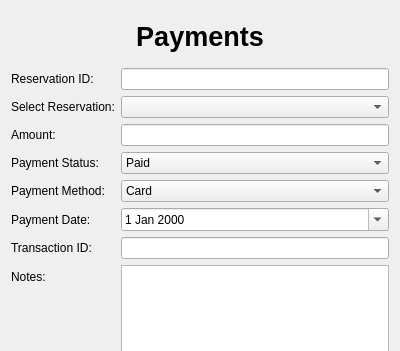
This is payments.ui in WeWeBunnyX/HotelReservationSQL_Application as Qt 5 draws it before an edit; both pictures show x 0 to 400 and y 0 to 351 of the 400 by 600 pixel window. The edited form follows.
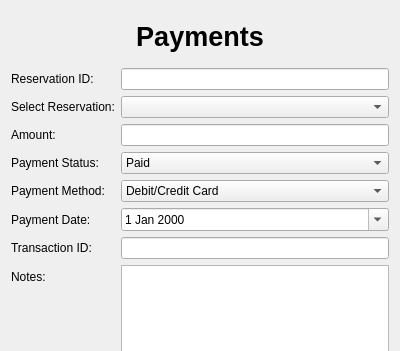
This is the edited form.

The edit to the form file:
```diff
--- a/payments.ui
+++ b/payments.ui
@@ -95,7 +95,7 @@
       <widget class="QComboBox" name="comboBoxPaymentMethod">
        <item>
         <property name="text">
-         <string>Card</string>
+         <string>Debit/Credit Card</string>
         </property>
        </item>
        <item>
```
Left out of the diff: 7 changed lines with no effect on the pictures.
